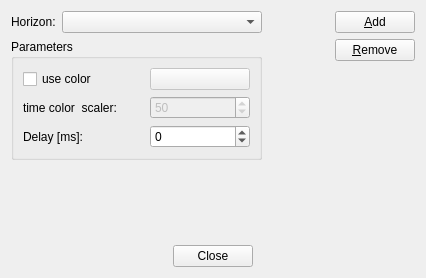
The window that Viewer3D/edithorizonsdialog.ui (fsoos74/su) describes before a commit, drawn with Qt 5.
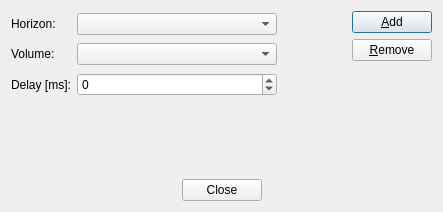
The same window after the commit. Custom widgets are drawn as their Qt base class.

Commit message: -volume viewer can now display different volumes on each surface. -zoom in and out buttons in gatherviewer work properly.

The edit to the form file:
```diff
--- a/Viewer3D/edithorizonsdialog.ui
+++ b/Viewer3D/edithorizonsdialog.ui
@@ -6,21 +6,19 @@
    <rect>
     <x>0</x>
     <y>0</y>
-    <width>426</width>
-    <height>278</height>
+    <width>443</width>
+    <height>212</height>
    </rect>
   </property>
   <property name="windowTitle">
    <string>Dialog</string>
   </property>
-  <layout class="QVBoxLayout" name="verticalLayout_3">
-   <item>
-    <layout class="QHBoxLayout" name="horizontalLayout_3">
-     <item>
       <layout class="QVBoxLayout" name="verticalLayout_2">
        <item>
         <layout class="QHBoxLayout" name="horizontalLayout_2">
          <item>
+      <layout class="QGridLayout" name="gridLayout">
+       <item row="0" column="0">
           <widget class="QLabel" name="label">
            <property name="sizePolicy">
             <sizepolicy hsizetype="Minimum" vsizetype="Preferred">
@@ -33,7 +31,7 @@
            </property>
           </widget>
          </item>
-         <item>
+       <item row="0" column="1">
           <widget class="QComboBox" name="cbHorizon">
            <property name="sizePolicy">
             <sizepolicy hsizetype="MinimumExpanding" vsizetype="Fixed">
@@ -49,62 +47,15 @@
            </property>
           </widget>
          </item>
-        </layout>
-       </item>
-       <item>
-        <widget class="QGroupBox" name="groupBox">
-         <property name="title">
-          <string>Parameters</string>
-         </property>
-         <layout class="QGridLayout" name="gridLayout">
-          <item row="0" column="0">
-           <widget class="QCheckBox" name="cbUseColor">
-            <property name="text">
-             <string>use color</string>
-            </property>
-           </widget>
-          </item>
-          <item row="0" column="1">
-           <widget class="ColorButton" name="cbColor">
-            <property name="enabled">
-             <bool>false</bool>
-            </property>
-            <property name="sizePolicy">
-             <sizepolicy hsizetype="Fixed" vsizetype="Fixed">
-              <horstretch>0</horstretch>
-              <verstretch>0</verstretch>
-             </sizepolicy>
-            </property>
-            <property name="minimumSize">
-             <size>
-              <width>100</width>
-              <height>0</height>
-             </size>
-            </property>
-            <property name="text">
-             <string/>
-            </property>
-           </widget>
-          </item>
           <item row="1" column="0">
            <widget class="QLabel" name="label_3">
             <property name="text">
-             <string>time color  scaler:</string>
+          <string>Volume:</string>
             </property>
            </widget>
           </item>
           <item row="1" column="1">
-           <widget class="QSpinBox" name="sbScaler">
-            <property name="enabled">
-             <bool>false</bool>
-            </property>
-            <property name="maximum">
-             <number>100</number>
-            </property>
-            <property name="value">
-             <number>50</number>
-            </property>
-           </widget>
+        <widget class="QComboBox" name="cbVolume"/>
           </item>
           <item row="2" column="0">
            <widget class="QLabel" name="label_2">
@@ -136,9 +87,6 @@
            </widget>
           </item>
          </layout>
-        </widget>
-       </item>
-      </layout>
      </item>
      <item>
       <spacer name="horizontalSpacer_4">
@@ -238,13 +186,6 @@
    </item>
   </layout>
  </widget>
- <customwidgets>
-  <customwidget>
-   <class>ColorButton</class>
-   <extends>QPushButton</extends>
-   <header location="global">colorbutton.h</header>
-  </customwidget>
- </customwidgets>
  <resources/>
  <connections>
   <connection>
```
Left out of the diff: 34 changed lines with no effect on the pictures. Lines whose indentation alone changed are shown as unchanged. The commit also changes 46 other files.
